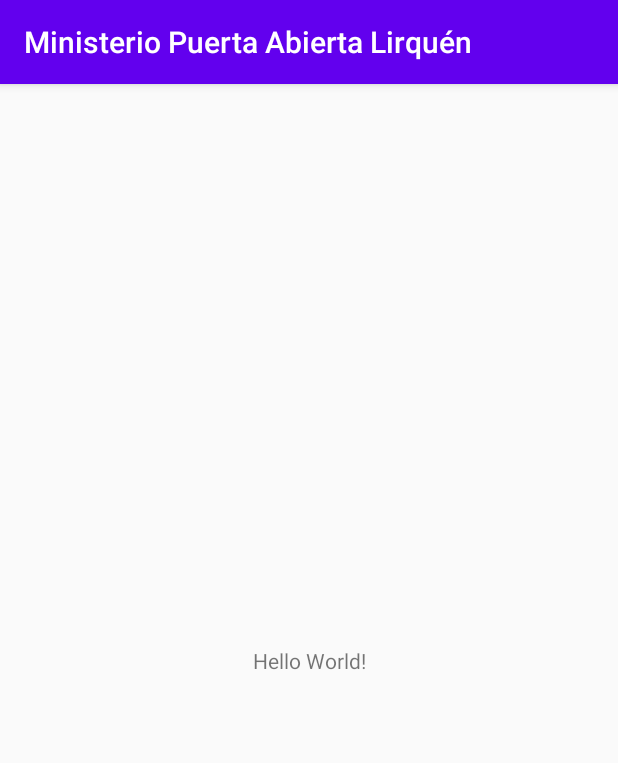
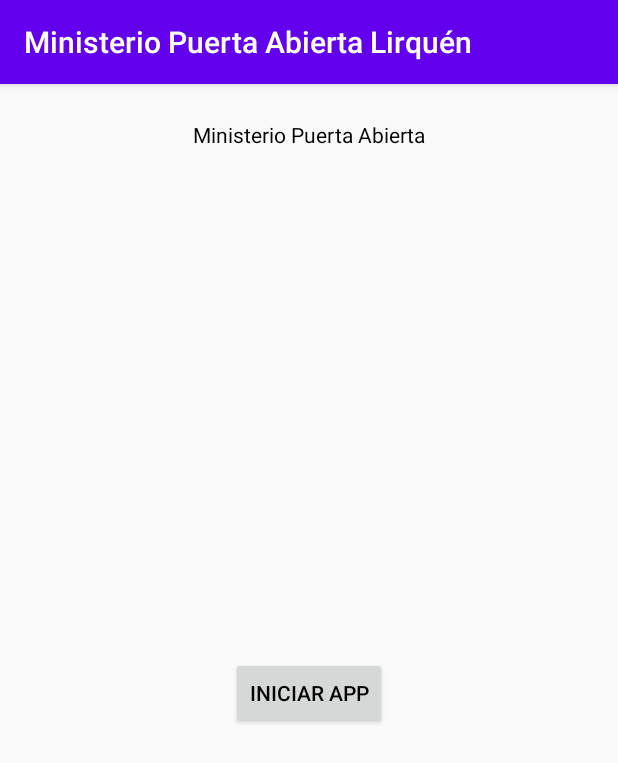
Before and after one commit to Thomacho18021/Ministerio-Puerta-Abierta-Lirqu-n, an Android app: the screen it shows after launch (MainActivity), on a phone screen of 412 x 824 dp. Shown: the top 763 px of the screen. Run offline under Robolectric (Android 15) with nearby library versions, the phone set to English and light mode, and no system bars.

```diff
--- a/app/src/main/java/com/srcarrillo/ministeriopuertaabiertalirqun/MainActivity.java
+++ b/app/src/main/java/com/srcarrillo/ministeriopuertaabiertalirqun/MainActivity.java
@@ -3,12 +3,26 @@ package com.srcarrillo.ministeriopuertaabiertalirqun;
 import androidx.appcompat.app.AppCompatActivity;
 
 import android.os.Bundle;
+import android.widget.Button;
+import android.widget.TextView;
 
 public class MainActivity extends AppCompatActivity {
+
+    private TextView txtTitulo;
+    private Button btnIniciar;
+
+
 
     @Override
     protected void onCreate(Bundle savedInstanceState) {
         super.onCreate(savedInstanceState);
         setContentView(R.layout.activity_main);
+
+        txtTitulo = findViewById(R.id.txtTitulo);
+        btnIniciar = findViewById(R.id.btnIniciar);
+    }
+
+    public void Saludar(){
+
     }
 }
--- a/app/src/main/res/layout/activity_main.xml
+++ b/app/src/main/res/layout/activity_main.xml
@@ -7,12 +7,26 @@
     tools:context=".MainActivity">
 
     <TextView
+        android:id="@+id/txtTitulo"
         android:layout_width="wrap_content"
         android:layout_height="wrap_content"
-        android:text="Hello World!"
-        app:layout_constraintBottom_toBottomOf="parent"
-        app:layout_constraintLeft_toLeftOf="parent"
-        app:layout_constraintRight_toRightOf="parent"
+        android:layout_marginTop="24dp"
+        android:text="Ministerio Puerta Abierta"
+        android:textColor="#000000"
+        app:layout_constraintEnd_toEndOf="parent"
+        app:layout_constraintHorizontal_bias="0.5"
+        app:layout_constraintStart_toStartOf="parent"
         app:layout_constraintTop_toTopOf="parent" />
 
+    <Button
+        android:id="@+id/btnIniciar"
+        android:layout_width="wrap_content"
+        android:layout_height="wrap_content"
+        android:text="Iniciar App"
+        android:textColor="#000000"
+        app:layout_constraintBottom_toBottomOf="parent"
+        app:layout_constraintEnd_toEndOf="parent"
+        app:layout_constraintHorizontal_bias="0.5"
+        app:layout_constraintStart_toStartOf="parent"
+        app:layout_constraintTop_toBottomOf="@+id/txtTitulo" />
 </androidx.constraintlayout.widget.ConstraintLayout>
```
